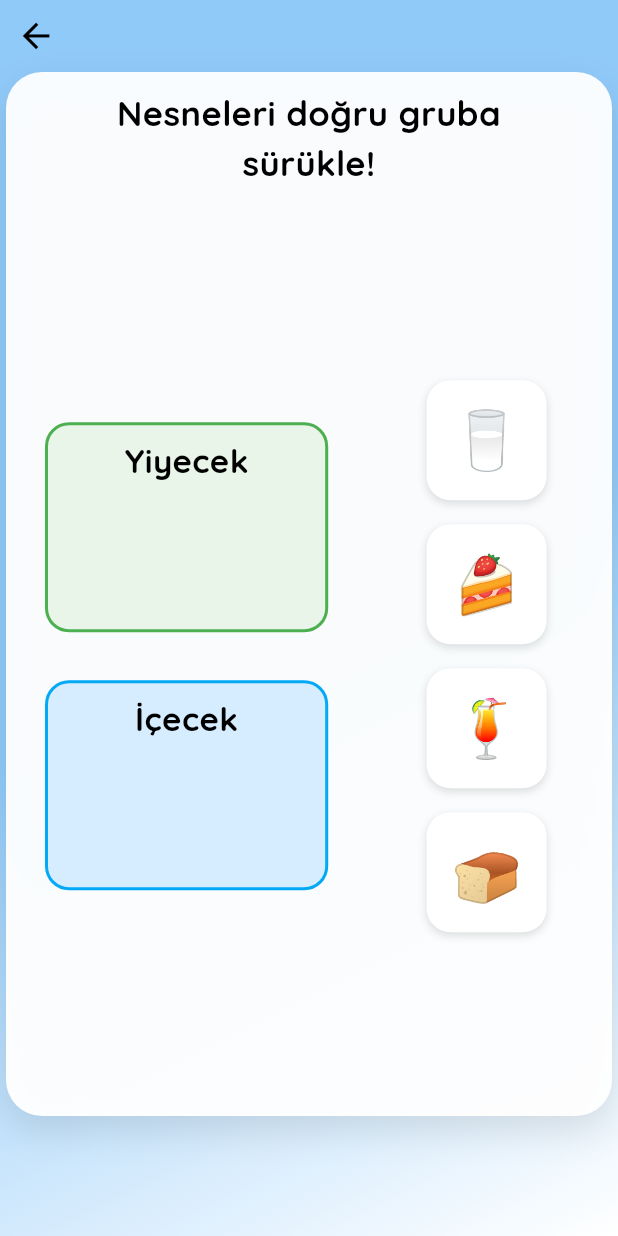
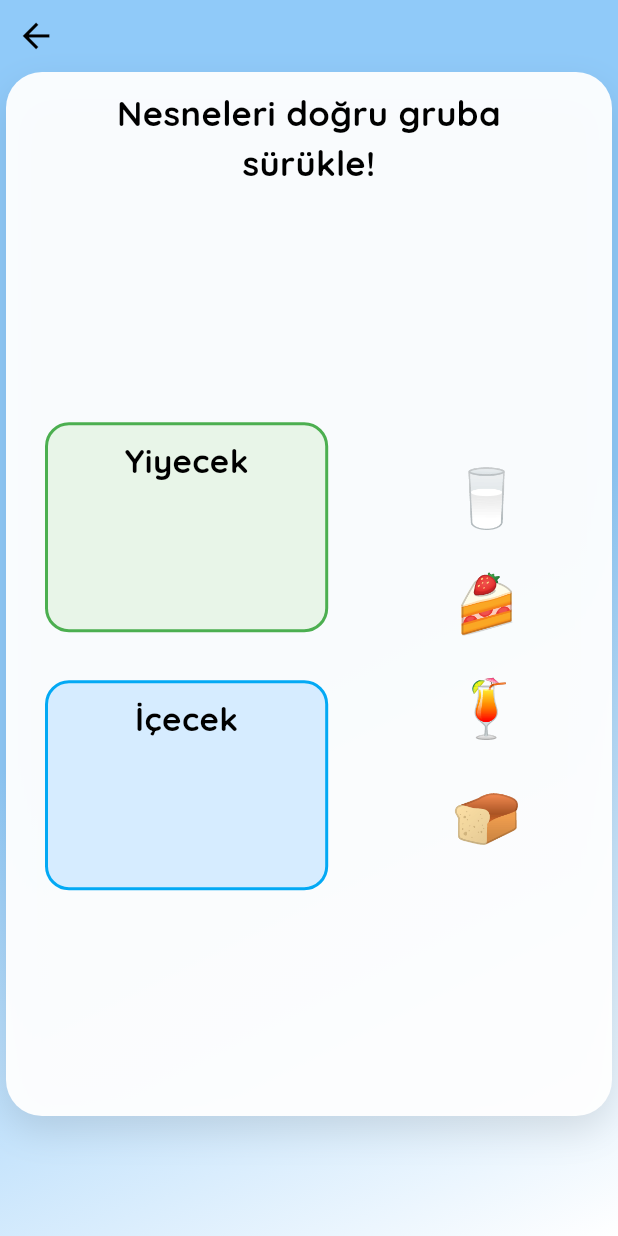
Before and after one commit to fzeynepgoren/Dixlearning, a Flutter app: the YiyecekIcecekSinifla screen opened directly, on a phone screen of 412 x 824 dp. Run offline on Flutter 3.47's test engine with Material 3 defaults, Android fonts, the phone set to English and light mode, and no system bars; our stand-ins replace audioplayers, fluentui_system_icons, flutter_animate, flutter_switch, google_fonts, shared_preferences; accounts and stored records are empty.

Commit message:
siniflama1\soru4'ün emojilerini düzelttim

```diff
--- a/lib/siniflama1/soru4.dart
+++ b/lib/siniflama1/soru4.dart
@@ -59,7 +59,6 @@ class _YiyecekIcecekSiniflaState extends State<YiyecekIcecekSinifla>
           item['isPlaced'] = true;
         }
       });
-
       _checkCompletion();
     }
 
@@ -361,10 +360,7 @@ class _YiyecekIcecekSiniflaState extends State<YiyecekIcecekSinifla>
                           .map(
                             (item) => Text(
                               item['emoji'],
-                              style: const TextStyle(
-                                fontSize: 36,
-                                color: Color(0xFF999999),
-                              ),
+                              style: const TextStyle(fontSize: 36),
                             ),
                           )
                           .toList(),
@@ -381,27 +377,9 @@ class _YiyecekIcecekSiniflaState extends State<YiyecekIcecekSinifla>
     Map<String, dynamic> item, {
     bool dragging = false,
   }) {
-    return Container(
-      margin: const EdgeInsets.symmetric(vertical: 8),
-      width: 80,
-      height: 80,
-      decoration: BoxDecoration(
-        color: Colors.white,
-        borderRadius: BorderRadius.circular(16),
-        boxShadow: [
-          BoxShadow(
-            color: Colors.black12,
-            blurRadius: 4,
-            offset: const Offset(0, 2),
-          ),
-        ],
-      ),
-      child: Center(
-        child: Text(
-          item['emoji'],
-          style: const TextStyle(fontSize: 38, color: Colors.black),
-        ),
-      ),
+    return Padding(
+      padding: const EdgeInsets.symmetric(vertical: 8),
+      child: Text(item['emoji'], style: const TextStyle(fontSize: 38)),
     );
   }
 }
```
